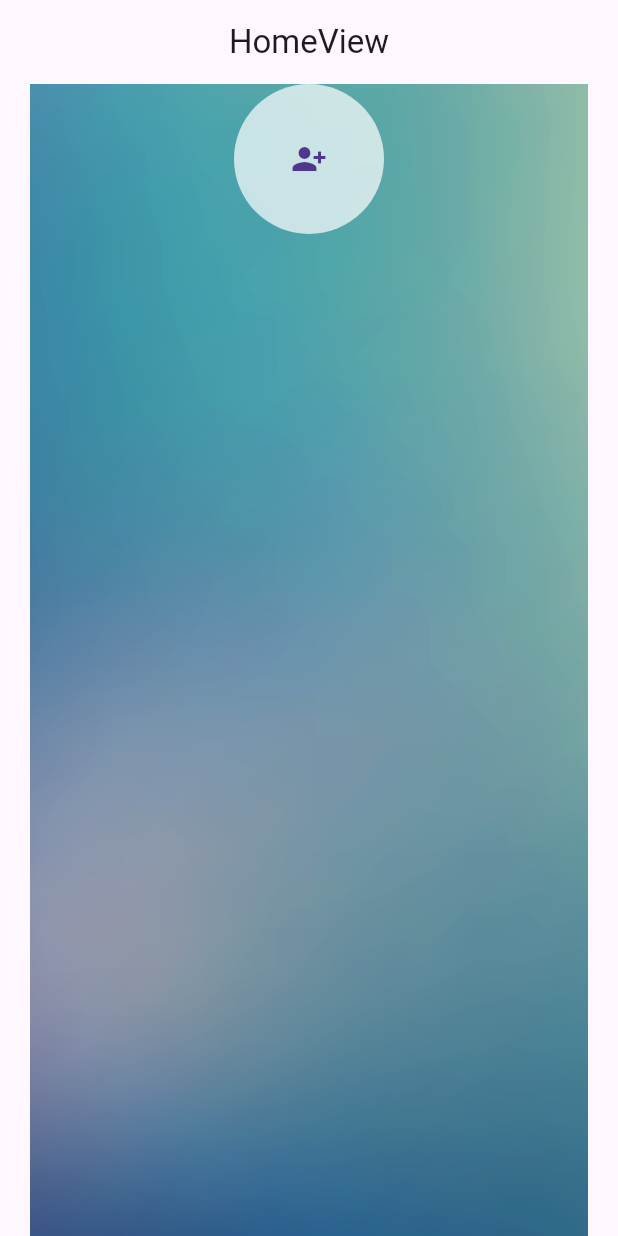
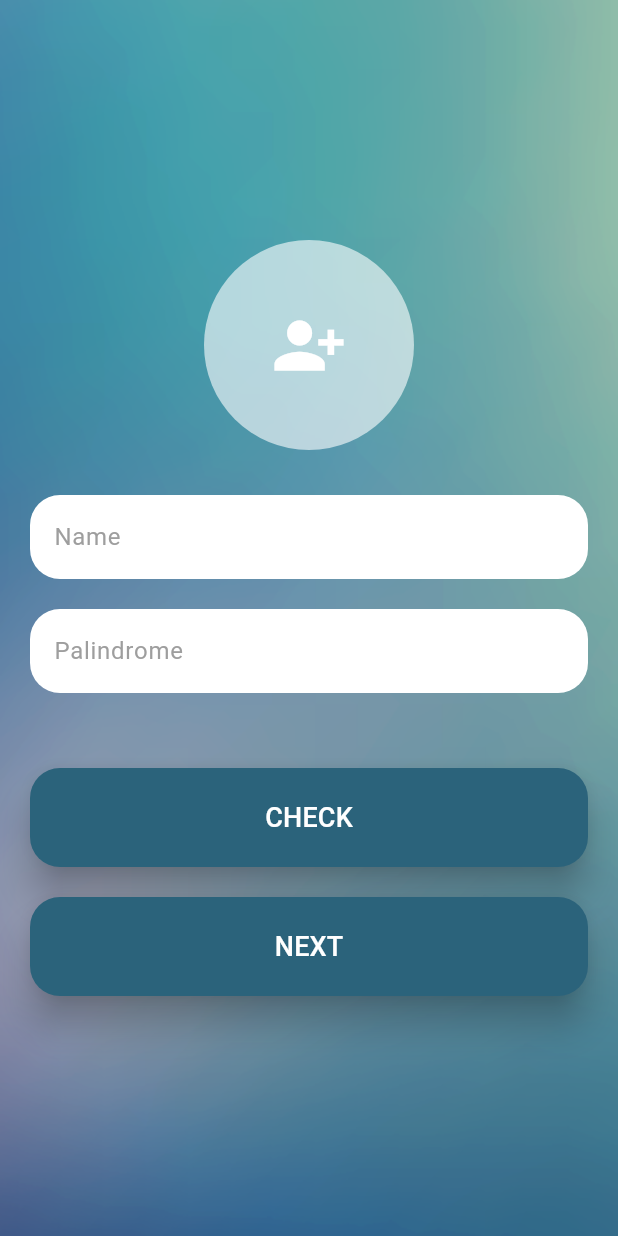
Before and after one commit to Kavarera/SuitMedia_Test_magang, a Flutter app: the screen it shows after launch, on a phone screen of 412 x 824 dp. Run offline on Flutter 3.47's test engine with Material 3 defaults, Android fonts, the phone set to English and light mode, and no system bars; our stand-ins replace get, shared_preferences.

Commit message:
lupa push

```diff
--- a/lib/app/modules/home/controllers/home_controller.dart
+++ b/lib/app/modules/home/controllers/home_controller.dart
@@ -1,9 +1,10 @@
+import 'package:flutter/material.dart';
 import 'package:get/get.dart';
 
 class HomeController extends GetxController {
-  //TODO: Implement HomeController
+  TextEditingController nameController = TextEditingController();
+  TextEditingController palindromeController = TextEditingController();
 
-  final count = 0.obs;
   @override
   void onInit() {
     super.onInit();
@@ -19,5 +20,43 @@ class HomeController extends GetxController {
     super.onClose();
   }
 
-  void increment() => count.value++;
+  checkPalindrome() {
+    String text = palindromeController.text;
+    String reversedText = text.trim().split('').reversed.join();
+    if (text == reversedText) {
+      Get.snackbar(
+        "Palindrome",
+        "The text is a palindrome",
+        snackPosition: SnackPosition.BOTTOM,
+        backgroundColor: Colors.green,
+        colorText: Colors.white,
+        margin: const EdgeInsets.only(bottom: 20),
+      );
+    } else {
+      Get.snackbar(
+        "Palindrome",
+        "The text is not a palindrome",
+        snackPosition: SnackPosition.BOTTOM,
+        backgroundColor: Colors.red,
+        colorText: Colors.white,
+        margin: const EdgeInsets.only(bottom: 20),
+      );
+    }
+  }
+
+  nextPage() {
+    if (nameController.text.isEmpty) {
+      Get.snackbar(
+        "Error",
+        "Name data can't be empty",
+        snackPosition: SnackPosition.BOTTOM,
+        backgroundColor: Colors.red,
+        colorText: Colors.white,
+        margin: const EdgeInsets.only(bottom: 20),
+      );
+    } else {
+      Get.log("Name: ${nameController.text.toString()}");
+      Get.toNamed("/second-screen", arguments: nameController.text.toString());
+    }
+  }
 }
--- a/lib/app/modules/home/views/home_view.dart
+++ b/lib/app/modules/home/views/home_view.dart
@@ -3,38 +3,98 @@ import 'package:flutter/material.dart';
 import 'package:get/get.dart';
 
 import '../controllers/home_controller.dart';
+import '../widgets/home_button_widget_custom.dart';
 
 class HomeView extends GetView<HomeController> {
   const HomeView({super.key});
   @override
   Widget build(BuildContext context) {
     return Scaffold(
-      appBar: AppBar(
-        title: const Text('HomeView'),
-        centerTitle: true,
-      ),
-      body: SafeArea(
-        child: Container(
+      resizeToAvoidBottomInset: false,
+      body: Stack(
+        children: [
+          Image.asset(
+            "assets/images/background.png",
+            fit: BoxFit.cover,
             width: MediaQuery.of(context).size.width,
             height: MediaQuery.of(context).size.height,
-          decoration: BoxDecoration(
-            image: DecorationImage(
-              image: AssetImage('assets/images/background.png'),
-              fit: BoxFit.cover,
+          ),
+          SafeArea(
+            child: Padding(
+              padding: const EdgeInsets.symmetric(
+                horizontal: 20,
+              ),
+              child: Center(
+                child: Column(
+                  mainAxisAlignment: MainAxisAlignment.center,
+                  crossAxisAlignment: CrossAxisAlignment.stretch,
+                  children: [
+                    CircleAvatar(
+                      radius: 70,
+                      backgroundColor: Color.fromRGBO(255, 255, 255, 0.6),
+                      child: Icon(
+                        Icons.person_add_alt_1,
+                        size: 50,
+                        color: Colors.white,
                       ),
                     ),
-          margin: const EdgeInsets.symmetric(horizontal: 20),
-          child: ListView(
-            children: [
-              CircleAvatar(
-                radius: 50,
-                backgroundColor: Color.fromRGBO(255, 255, 255, 0.7),
-                child: Icon(Icons.person_add_alt_1),
+                    SizedBox(
+                      height: 30,
+                    ),
+                    TextField(
+                      controller: controller.nameController,
+                      decoration: InputDecoration(
+                        hintText: "Name",
+                        hintStyle: TextStyle(
+                          color: Colors.grey,
+                        ),
+                        border: OutlineInputBorder(
+                          borderRadius: BorderRadius.circular(20),
+                          borderSide: BorderSide.none,
+                        ),
+                        fillColor: Colors.white,
+                        filled: true,
+                      ),
+                    ),
+                    SizedBox(
+                      height: 20,
+                    ),
+                    TextField(
+                      controller: controller.palindromeController,
+                      decoration: InputDecoration(
+                        hintText: "Palindrome",
+                        hintStyle: TextStyle(
+                          color: Colors.grey,
+                        ),
+                        border: OutlineInputBorder(
+                          borderRadius: BorderRadius.circular(20),
+                          borderSide: BorderSide.none,
+                        ),
+                        fillColor: Colors.white,
+                        filled: true,
+                      ),
+                    ),
+                    SizedBox(
+                      height: 50,
+                    ),
+                    HomeButtonWidget(
+                      title: "CHECK",
+                      onPressed: controller.checkPalindrome,
+                    ),
+                    SizedBox(
+                      height: 20,
+                    ),
+                    HomeButtonWidget(
+                      title: "NEXT",
+                      onPressed: controller.nextPage,
                     )
                   ],
                 ),
               ),
             ),
+          )
+        ],
+      ),
     );
   }
 }
--- /dev/null
+++ b/lib/app/modules/home/widgets/home_button_widget_custom.dart
@@ -0,0 +1,38 @@
+import 'package:flutter/material.dart';
+
+class HomeButtonWidget extends StatelessWidget {
+  final String title;
+  final Function onPressed;
+  const HomeButtonWidget({
+    super.key,
+    required this.title,
+    required this.onPressed,
+  });
+
+  @override
+  Widget build(BuildContext context) {
+    return ElevatedButton(
+      onPressed: () {
+        onPressed();
+      },
+      style: ElevatedButton.styleFrom(
+        backgroundColor: Color.fromRGBO(43, 99, 123, 1),
+        foregroundColor: Colors.white,
+        padding: const EdgeInsets.symmetric(
+          horizontal: 50,
+          vertical: 20,
+        ),
+        shape: RoundedRectangleBorder(
+          borderRadius: BorderRadius.circular(20),
+        ),
+        elevation: 10,
+      ),
+      child: Text(
+        title,
+        style: TextStyle(
+          fontSize: 18,
+        ),
+      ),
+    );
+  }
+}
--- a/lib/app/routes/app_pages.dart
+++ b/lib/app/routes/app_pages.dart
@@ -2,6 +2,10 @@ import 'package:get/get.dart';
 
 import '../modules/home/bindings/home_binding.dart';
 import '../modules/home/views/home_view.dart';
+import '../modules/second_screen/bindings/second_screen_binding.dart';
+import '../modules/second_screen/views/second_screen_view.dart';
+import '../modules/third_screen/bindings/third_screen_binding.dart';
+import '../modules/third_screen/views/third_screen_view.dart';
 
 part 'app_routes.dart';
 
@@ -16,5 +20,15 @@ class AppPages {
       page: () => const HomeView(),
       binding: HomeBinding(),
     ),
+    GetPage(
+      name: _Paths.SECOND_SCREEN,
+      page: () => const SecondScreenView(),
+      binding: SecondScreenBinding(),
+    ),
+    GetPage(
+      name: _Paths.THIRD_SCREEN,
+      page: () => const ThirdScreenView(),
+      binding: ThirdScreenBinding(),
+    ),
   ];
 }
--- a/lib/app/routes/app_routes.dart
+++ b/lib/app/routes/app_routes.dart
@@ -4,9 +4,13 @@ part of 'app_pages.dart';
 abstract class Routes {
   Routes._();
   static const HOME = _Paths.HOME;
+  static const SECOND_SCREEN = _Paths.SECOND_SCREEN;
+  static const THIRD_SCREEN = _Paths.THIRD_SCREEN;
 }
 
 abstract class _Paths {
   _Paths._();
   static const HOME = '/home';
+  static const SECOND_SCREEN = '/second-screen';
+  static const THIRD_SCREEN = '/third-screen';
 }
--- a/lib/main.dart
+++ b/lib/main.dart
@@ -1,13 +1,14 @@
 import 'package:flutter/material.dart';
 
 import 'package:get/get.dart';
-
+import 'app/bindings/shared_pref_binding.dart';
 import 'app/routes/app_pages.dart';
 
 void main() {
   runApp(
     GetMaterialApp(
       title: "Application",
+      initialBinding: SharedPrefBinding(),
       initialRoute: AppPages.INITIAL,
       getPages: AppPages.routes,
     ),
```
Also changed, not shown: lib/app/bindings/shared_pref_binding.dart (added, +10 -0 lines), lib/app/data/dummy_data.dart (added, +219 -0 lines), lib/app/modules/second_screen/bindings/second_screen_binding.dart (added, +12 -0 lines), lib/app/modules/second_screen/controllers/second_screen_controller.dart (added, +31 -0 lines), lib/app/modules/second_screen/views/second_screen_view.dart (added, +90 -0 lines), lib/app/modules/third_screen/bindings/third_screen_binding.dart (added, +12 -0 lines), lib/app/modules/third_screen/controllers/third_screen_controller.dart (added, +28 -0 lines), lib/app/modules/third_screen/views/third_screen_view.dart (added, +84 -0 lines), lib/app/services/shared_pref_service.dart (added, +28 -0 lines), pubspec.yaml (+4 -10 lines), assets/images/dummy_profile.png (added), pubspec.lock, 2 other files. Lines whose indentation alone changed are shown as unchanged.
